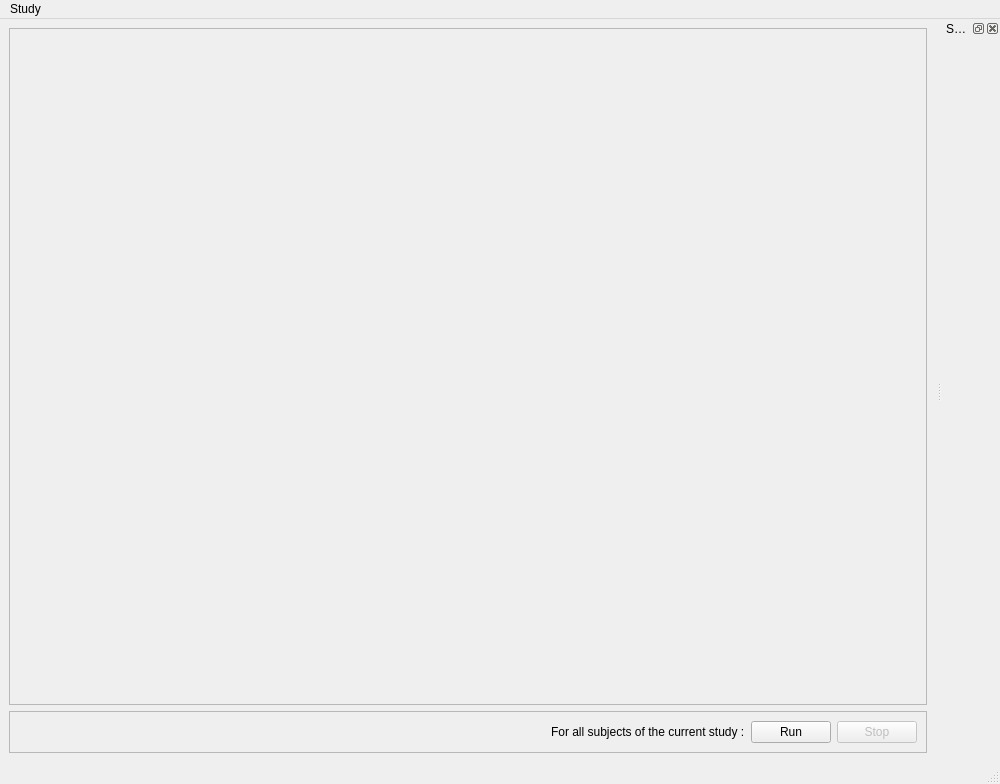
This is morphologist/gui/ui/intra_analysis.ui in brainvisa/morphologist as Qt 5 draws it before an edit. The edited form follows.
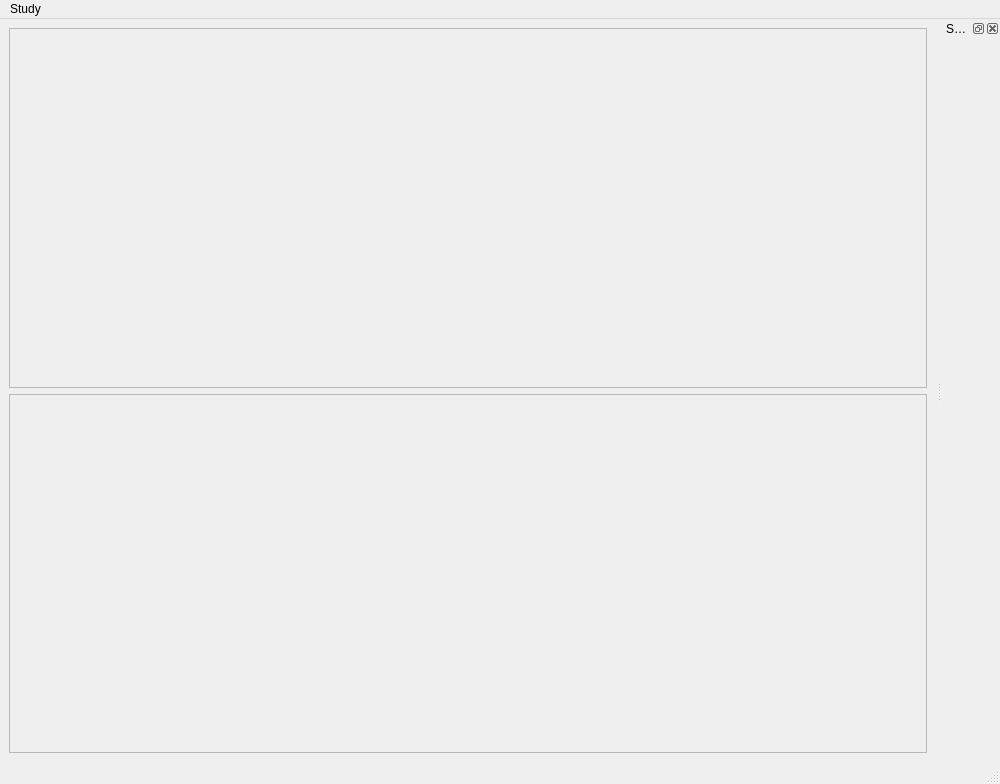
This is the edited form.

Commit message:
GUI: The runner view is in a separated ui file
Run and stop buttons.

```diff
--- a/morphologist/gui/ui/intra_analysis.ui
+++ b/morphologist/gui/ui/intra_analysis.ui
@@ -33,7 +33,7 @@
       <item>
        <widget class="QFrame" name="frame_2">
         <property name="sizePolicy">
-         <sizepolicy hsizetype="Preferred" vsizetype="Maximum">
+         <sizepolicy hsizetype="Preferred" vsizetype="Preferred">
           <horstretch>0</horstretch>
           <verstretch>0</verstretch>
          </sizepolicy>
@@ -50,45 +50,6 @@
         <property name="frameShadow">
          <enum>QFrame::Raised</enum>
         </property>
-        <layout class="QHBoxLayout" name="horizontalLayout">
-         <item>
-          <spacer name="horizontalSpacer">
-           <property name="orientation">
-            <enum>Qt::Horizontal</enum>
-           </property>
-           <property name="sizeHint" stdset="0">
-            <size>
-             <width>40</width>
-             <height>20</height>
-            </size>
-           </property>
-          </spacer>
-         </item>
-         <item>
-          <widget class="QLabel" name="label">
-           <property name="text">
-            <string>For all subjects of the current study :</string>
-           </property>
-          </widget>
-         </item>
-         <item>
-          <widget class="QPushButton" name="run_button">
-           <property name="text">
-            <string>Run</string>
-           </property>
-          </widget>
-         </item>
-         <item>
-          <widget class="QPushButton" name="stop_button">
-           <property name="enabled">
-            <bool>false</bool>
-           </property>
-           <property name="text">
-            <string>Stop</string>
-           </property>
-          </widget>
-         </item>
-        </layout>
        </widget>
       </item>
      </layout>
```
Left out of the diff: 2 changed lines with no effect on the pictures. The commit also changes 1 other file.
